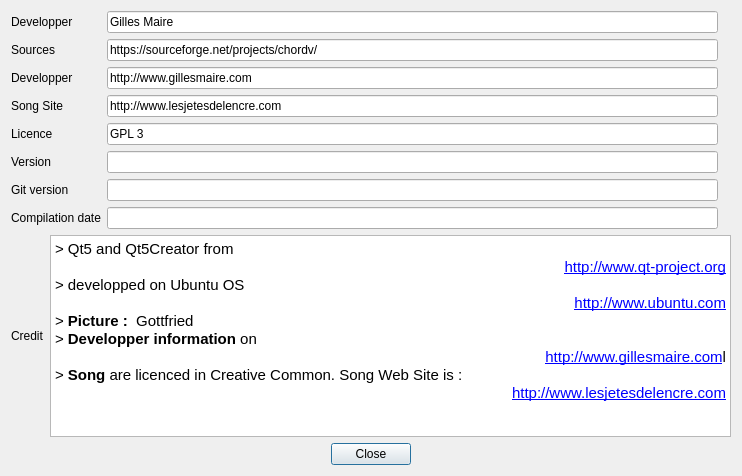
Above: src/dialogabout.ui from gillesmaire/chordv before the change. Below: the same form after it.
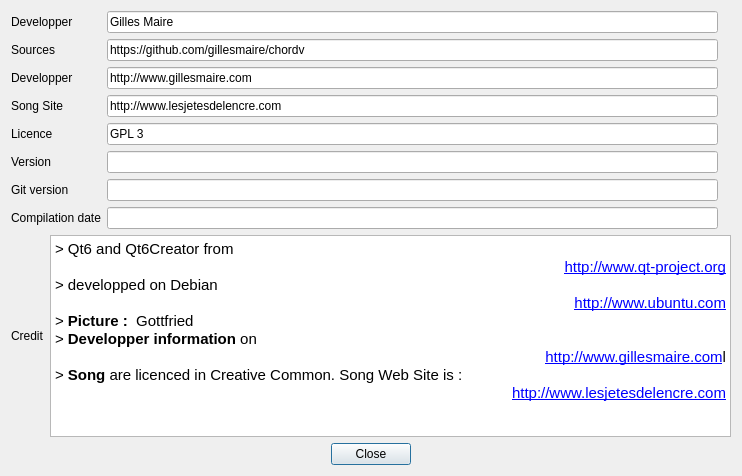
That is the form after the change. Icons and pictures are not drawn.

Patch:
```diff
--- a/src/dialogabout.ui
+++ b/src/dialogabout.ui
@@ -97,7 +97,7 @@
              <item>
               <widget class="QLineEdit" name="lineEditSources">
                <property name="text">
-                <string>https://sourceforge.net/projects/chordv/</string>
+                <string>https://github.com/gillesmaire/chordv</string>
                </property>
                <property name="readOnly">
                 <bool>true</bool>
@@ -193,12 +193,15 @@
           <widget class="QTextBrowser" name="textBrowserCredit">
            <property name="html">
             <string>&lt;!DOCTYPE HTML PUBLIC &quot;-//W3C//DTD HTML 4.0//EN&quot; &quot;http://www.w3.org/TR/REC-html40/strict.dtd&quot;&gt;
-&lt;html&gt;&lt;head&gt;&lt;meta name=&quot;qrichtext&quot; content=&quot;1&quot; /&gt;&lt;style type=&quot;text/css&quot;&gt;
+&lt;html&gt;&lt;head&gt;&lt;meta name=&quot;qrichtext&quot; content=&quot;1&quot; /&gt;&lt;meta charset=&quot;utf-8&quot; /&gt;&lt;style type=&quot;text/css&quot;&gt;
 p, li { white-space: pre-wrap; }
+hr { height: 1px; border-width: 0; }
+li.unchecked::marker { content: &quot;\2610&quot;; }
+li.checked::marker { content: &quot;\2612&quot;; }
 &lt;/style&gt;&lt;/head&gt;&lt;body style=&quot; font-family:'Noto Sans'; font-size:10pt; font-weight:400; font-style:normal;&quot;&gt;
-&lt;p style=&quot; margin-top:0px; margin-bottom:0px; margin-left:0px; margin-right:0px; -qt-block-indent:0; text-indent:0px;&quot;&gt;&lt;span style=&quot; font-family:'Ubuntu'; font-size:11pt;&quot;&gt;&amp;gt; Qt5 and Qt5Creator from &lt;/span&gt;&lt;/p&gt;
+&lt;p style=&quot; margin-top:0px; margin-bottom:0px; margin-left:0px; margin-right:0px; -qt-block-indent:0; text-indent:0px;&quot;&gt;&lt;span style=&quot; font-family:'Ubuntu'; font-size:11pt;&quot;&gt;&amp;gt; Qt6 and Qt6Creator from &lt;/span&gt;&lt;/p&gt;
 &lt;p align=&quot;right&quot; style=&quot; margin-top:0px; margin-bottom:0px; margin-left:0px; margin-right:0px; -qt-block-indent:0; text-indent:0px;&quot;&gt;&lt;a href=&quot;http://www.qt-project.org&quot;&gt;&lt;span style=&quot; font-family:'Ubuntu'; font-size:11pt; text-decoration: underline; color:#0000ff;&quot;&gt;http://www.qt-project.org&lt;/span&gt;&lt;/a&gt;&lt;/p&gt;
-&lt;p style=&quot; margin-top:0px; margin-bottom:0px; margin-left:0px; margin-right:0px; -qt-block-indent:0; text-indent:0px;&quot;&gt;&lt;span style=&quot; font-family:'Ubuntu'; font-size:11pt;&quot;&gt;&amp;gt; developped on Ubuntu OS &lt;/span&gt;&lt;/p&gt;
+&lt;p style=&quot; margin-top:0px; margin-bottom:0px; margin-left:0px; margin-right:0px; -qt-block-indent:0; text-indent:0px;&quot;&gt;&lt;span style=&quot; font-family:'Ubuntu'; font-size:11pt;&quot;&gt;&amp;gt; developped on Debian &lt;/span&gt;&lt;/p&gt;
 &lt;p align=&quot;right&quot; style=&quot; margin-top:0px; margin-bottom:0px; margin-left:0px; margin-right:0px; -qt-block-indent:0; text-indent:0px;&quot;&gt;&lt;a href=&quot;http://www.qt-project.org&quot;&gt;&lt;span style=&quot; font-family:'Ubuntu'; font-size:11pt; text-decoration: underline; color:#0000ff;&quot;&gt;http://www.ubuntu.com&lt;/span&gt;&lt;/a&gt;&lt;/p&gt;
 &lt;p style=&quot; margin-top:0px; margin-bottom:0px; margin-left:0px; margin-right:0px; -qt-block-indent:0; text-indent:0px;&quot;&gt;&lt;span style=&quot; font-family:'Ubuntu'; font-size:11pt;&quot;&gt;&amp;gt; &lt;/span&gt;&lt;span style=&quot; font-family:'Ubuntu'; font-size:11pt; font-weight:600;&quot;&gt;Picture : &lt;/span&gt;&lt;span style=&quot; font-family:'Ubuntu'; font-size:11pt;&quot;&gt; Gottfried&lt;/span&gt;&lt;/p&gt;
 &lt;p style=&quot; margin-top:0px; margin-bottom:0px; margin-left:0px; margin-right:0px; -qt-block-indent:0; text-indent:0px;&quot;&gt;&lt;span style=&quot; font-family:'Ubuntu'; font-size:11pt;&quot;&gt;&amp;gt;&lt;/span&gt;&lt;span style=&quot; font-family:'Ubuntu'; font-size:11pt; font-weight:600;&quot;&gt; Developper information &lt;/span&gt;&lt;span style=&quot; font-family:'Ubuntu'; font-size:11pt;&quot;&gt;on &lt;/span&gt;&lt;/p&gt;
```
Left out of the diff: 4 changed lines with no effect on the pictures.
